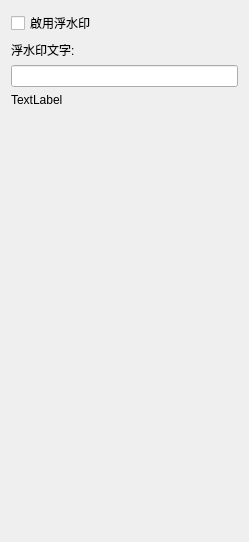
Qt form ui/components/watermark_tab.ui (HuangNO1/stellar-neo) before a commit.
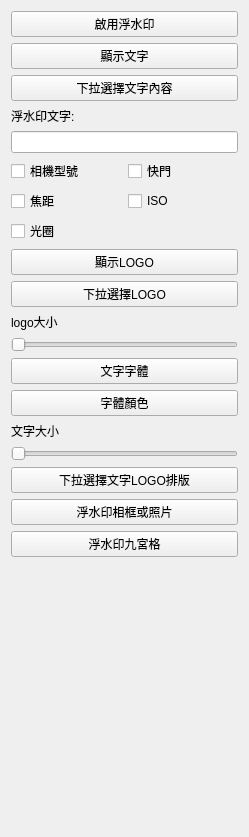
The same form after that commit. Custom widgets are drawn as their Qt base class.

Commit message: 修正浮水印tab布局

Patch:
```diff
--- a/ui/components/watermark_tab.ui
+++ b/ui/components/watermark_tab.ui
@@ -7,7 +7,7 @@
     <x>0</x>
     <y>0</y>
     <width>249</width>
-    <height>542</height>
+    <height>837</height>
    </rect>
   </property>
   <property name="windowTitle">
@@ -18,14 +18,28 @@
     <enum>QLayout::SizeConstraint::SetDefaultConstraint</enum>
    </property>
    <item>
-    <widget class="QCheckBox" name="watermark_enabled_checkbox">
+    <widget class="SwitchButton" name="watermark_enabled_checkbox">
      <property name="text">
       <string>啟用浮水印</string>
      </property>
     </widget>
    </item>
    <item>
-    <widget class="QLabel" name="label_2">
+    <widget class="SwitchButton" name="pushButton">
+     <property name="text">
+      <string>顯示文字</string>
+     </property>
+    </widget>
+   </item>
+   <item>
+    <widget class="ComboBox" name="pushButton_2">
+     <property name="text">
+      <string>下拉選擇文字內容</string>
+     </property>
+    </widget>
+   </item>
+   <item>
+    <widget class="BodyLabel" name="label_2">
      <property name="text">
       <string>浮水印文字:</string>
      </property>
@@ -35,9 +49,126 @@
     <widget class="QLineEdit" name="watermark_text_input"/>
    </item>
    <item>
-    <widget class="QLabel" name="label_4">
+    <layout class="QHBoxLayout" name="horizontalLayout_1">
+     <item>
+      <widget class="CheckBox" name="checkBox_2">
+       <property name="text">
+        <string>相機型號</string>
+       </property>
+      </widget>
+     </item>
+     <item>
+      <widget class="CheckBox" name="checkBox_3">
+       <property name="text">
+        <string>快門</string>
+       </property>
+      </widget>
+     </item>
+    </layout>
+   </item>
+   <item>
+    <layout class="QHBoxLayout" name="horizontalLayout_2">
+     <item>
+      <widget class="CheckBox" name="checkBox_4">
+       <property name="text">
+        <string>焦距</string>
+       </property>
+      </widget>
+     </item>
+     <item>
+      <widget class="CheckBox" name="checkBox_5">
+       <property name="text">
+        <string>ISO</string>
+       </property>
+      </widget>
+     </item>
+    </layout>
+   </item>
+   <item>
+    <layout class="QHBoxLayout" name="horizontalLayout_3">
+     <item>
+      <widget class="CheckBox" name="checkBox_6">
+       <property name="text">
+        <string>光圈</string>
+       </property>
+      </widget>
+     </item>
+    </layout>
+   </item>
+   <item>
+    <widget class="SwitchButton" name="pushButton_3">
      <property name="text">
-      <string>TextLabel</string>
+      <string>顯示LOGO</string>
+     </property>
+    </widget>
+   </item>
+   <item>
+    <widget class="ComboBox" name="pushButton_4">
+     <property name="text">
+      <string>下拉選擇LOGO</string>
+     </property>
+    </widget>
+   </item>
+   <item>
+    <widget class="BodyLabel" name="label_3">
+     <property name="text">
+      <string>logo大小</string>
+     </property>
+    </widget>
+   </item>
+   <item>
+    <widget class="Slider" name="horizontalSlider_2">
+     <property name="orientation">
+      <enum>Qt::Orientation::Horizontal</enum>
+     </property>
+    </widget>
+   </item>
+   <item>
+    <widget class="ComboBox" name="pushButton_5">
+     <property name="text">
+      <string>文字字體</string>
+     </property>
+    </widget>
+   </item>
+   <item>
+    <widget class="ColorButton" name="pushButton_6">
+     <property name="text">
+      <string>字體顏色</string>
+     </property>
+    </widget>
+   </item>
+   <item>
+    <widget class="BodyLabel" name="label">
+     <property name="text">
+      <string>文字大小</string>
+     </property>
+    </widget>
+   </item>
+   <item>
+    <widget class="Slider" name="horizontalSlider">
+     <property name="orientation">
+      <enum>Qt::Orientation::Horizontal</enum>
+     </property>
+    </widget>
+   </item>
+   <item>
+    <widget class="ComboBox" name="pushButton_7">
+     <property name="text">
+      <string>下拉選擇文字LOGO排版</string>
+     </property>
+    </widget>
+   </item>
+   <item>
+    <widget class="ComboBox" name="pushButton_8">
+     <property name="text">
+      <string>浮水印相框或照片</string>
+     </property>
+    </widget>
+   </item>
+   <item>
+    <widget class="ComboBox" name="pushButton_9">
+     <property name="text">
+      <string>浮水印九宮格</string>
      </property>
     </widget>
    </item>
@@ -56,6 +187,43 @@
    </item>
   </layout>
  </widget>
+ <customwidgets>
+  <customwidget>
+   <class>SwitchButton</class>
+   <extends>QPushButton</extends>
+   <header>qfluentwidgets</header>
+  </customwidget>
+  <customwidget>
+   <class>BodyLabel</class>
+   <extends>QLabel</extends>
+   <header>qfluentwidgets</header>
+  </customwidget>
+  <customwidget>
+   <class>ComboBox</class>
+   <extends>QPushButton</extends>
+   <header>qfluentwidgets</header>
+  </customwidget>
+  <customwidget>
+   <class>LineEdit</class>
+   <extends>QLineEdit</extends>
+   <header>qfluentwidgets</header>
+  </customwidget>
+  <customwidget>
+   <class>Slider</class>
+   <extends>QSlider</extends>
+   <header>qfluentwidgets</header>
+  </customwidget>
+  <customwidget>
+   <class>ColorButton</class>
+   <extends>QPushButton</extends>
+   <header>ui.customs.pick_color_button</header>
+  </customwidget>
+  <customwidget>
+   <class>CheckBox</class>
+   <extends>QCheckBox</extends>
+   <header>qfluentwidgets</header>
+  </customwidget>
+ </customwidgets>
  <resources/>
  <connections/>
 </ui>
```
Left out of the diff: 2 changed lines with no effect on the pictures. The commit also changes 5 other files.
